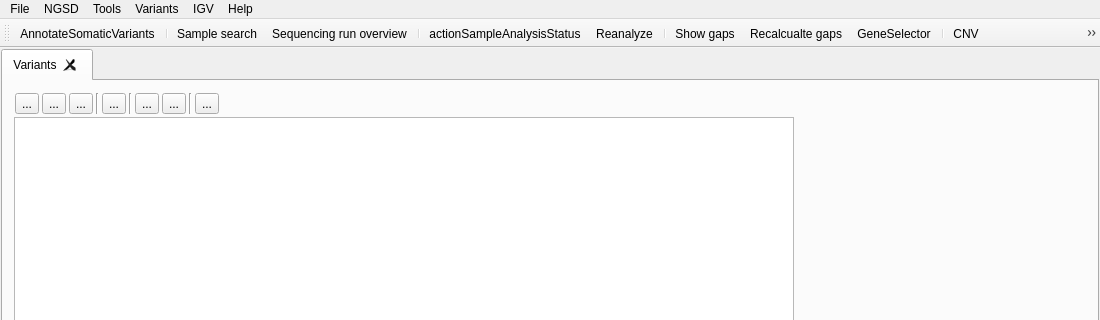
The window that src/GSvar/MainWindow.ui (imgag/ngs-bits) describes before a commit, drawn with Qt 5; both pictures show x 0 to 1100 and y 0 to 320 of the 1100 by 800 pixel window.
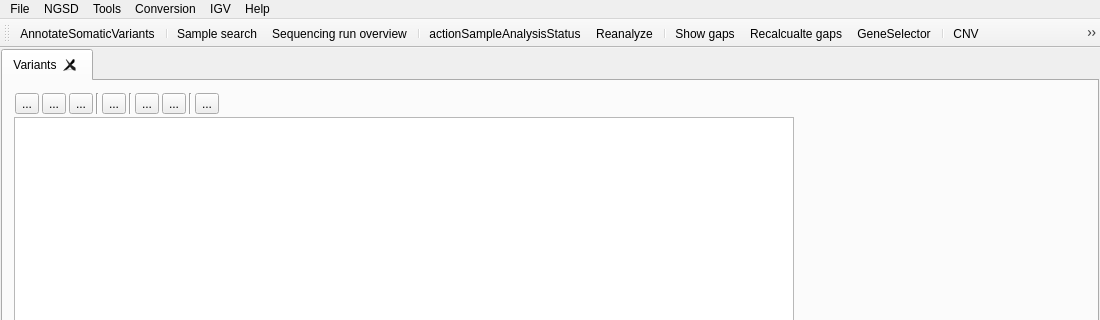
The same window after the commit. Icons and pictures are not drawn. Custom widgets are drawn as their Qt base class.

Commit message: GSvar: Added dialog for published variants.

What changed in the file:
```diff
--- a/src/GSvar/MainWindow.ui
+++ b/src/GSvar/MainWindow.ui
@@ -414,7 +414,7 @@
    </widget>
    <widget class="QMenu" name="menuVariants">
     <property name="title">
-     <string>Variants</string>
+     <string>Conversion</string>
     </property>
     <addaction name="actionConvertVcfToGSvar"/>
     <addaction name="actionConvertHgvsToGSvar"/>
```
Left out of the diff: 25 changed lines with no effect on the pictures. The commit also changes 17 other files.
